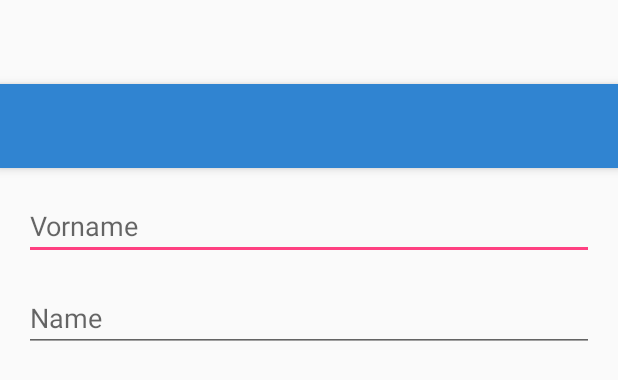
After one commit to JohnAZoidberg/WochenBericht, an Android app: the layout activity_settings.xml on its own in the app's theme, with its tools: preview values and no code run, on a phone screen of 412 x 824 dp. The commit adds this screen. Shown: the top 380 px of the screen. Run offline under Robolectric (Android 15) with nearby library versions, the phone set to English and light mode, and no system bars.

Commit message:
SettingsActivity Save Names

```diff
--- /dev/null
+++ b/app/src/main/res/layout/activity_settings.xml
@@ -0,0 +1,36 @@
+<?xml version="1.0" encoding="utf-8"?>
+<android.support.design.widget.CoordinatorLayout
+    xmlns:android="http://schemas.android.com/apk/res/android"
+    xmlns:app="http://schemas.android.com/apk/res-auto"
+    xmlns:tools="http://schemas.android.com/tools"
+    android:layout_width="match_parent"
+    android:layout_height="match_parent"
+    android:fitsSystemWindows="true"
+    tools:context="de.struckmeierfliesen.ds.wochenbericht.SettingsActivity">
+
+    <android.support.design.widget.AppBarLayout
+        android:layout_height="wrap_content"
+        android:layout_width="match_parent"
+        android:theme="@style/AppTheme.AppBarOverlay">
+
+        <android.support.v7.widget.Toolbar
+            android:id="@+id/toolbar"
+            android:layout_width="match_parent"
+            android:layout_height="?attr/actionBarSize"
+            android:background="?attr/colorPrimary"
+            app:popupTheme="@style/AppTheme.PopupOverlay" />
+
+    </android.support.design.widget.AppBarLayout>
+
+    <include layout="@layout/content_settings" />
+
+    <android.support.design.widget.FloatingActionButton
+        android:id="@+id/fab"
+        android:layout_width="wrap_content"
+        android:layout_height="wrap_content"
+        android:layout_gravity="bottom|end"
+        android:layout_margin="@dimen/fab_margin"
+        android:src="@android:drawable/ic_dialog_email"
+        android:visibility="gone"/>
+
+</android.support.design.widget.CoordinatorLayout>
--- a/app/src/main/res/layout/content_main.xml
+++ b/app/src/main/res/layout/content_main.xml
@@ -11,7 +11,7 @@
     app:layout_behavior="@string/appbar_scrolling_view_behavior"
     tools:showIn="@layout/activity_main"
     tools:context=".MainActivity"
-    android:background="@color/colorPrimary">
+    android:background="@android:color/white">
 
     <de.struckmeierfliesen.ds.wochenbericht.SelectAgainSpinner
         android:layout_width="wrap_content"
--- /dev/null
+++ b/app/src/main/res/layout/content_settings.xml
@@ -0,0 +1,40 @@
+<?xml version="1.0" encoding="utf-8"?>
+<RelativeLayout xmlns:android="http://schemas.android.com/apk/res/android"
+    xmlns:tools="http://schemas.android.com/tools"
+    xmlns:app="http://schemas.android.com/apk/res-auto"
+    android:layout_width="match_parent"
+    android:layout_height="match_parent"
+    android:paddingLeft="@dimen/activity_horizontal_margin"
+    android:paddingRight="@dimen/activity_horizontal_margin"
+    android:paddingTop="@dimen/activity_vertical_margin"
+    android:paddingBottom="@dimen/activity_vertical_margin"
+    app:layout_behavior="@string/appbar_scrolling_view_behavior"
+    tools:showIn="@layout/activity_settings"
+    tools:context="de.struckmeierfliesen.ds.wochenbericht.SettingsActivity">
+
+    <EditText
+        android:layout_width="wrap_content"
+        android:layout_height="wrap_content"
+        android:id="@+id/editFirstName"
+        android:inputType="text"
+        android:hint="@string/firstName"
+        android:layout_alignParentTop="true"
+        android:layout_alignParentLeft="true"
+        android:layout_alignParentStart="true"
+        android:layout_alignParentRight="true"
+        android:layout_alignParentEnd="true" />
+
+    <EditText
+        android:layout_width="wrap_content"
+        android:layout_height="wrap_content"
+        android:inputType="textPersonName"
+        android:id="@+id/editName"
+        android:hint="@string/name"
+        android:layout_below="@+id/editFirstName"
+        android:layout_alignParentLeft="true"
+        android:layout_alignParentStart="true"
+        android:layout_alignRight="@+id/editFirstName"
+        android:layout_alignEnd="@+id/editFirstName"
+        android:layout_marginTop="@dimen/activity_vertical_margin"/>
+
+</RelativeLayout>
--- a/app/src/main/res/values/strings.xml
+++ b/app/src/main/res/values/strings.xml
@@ -12,4 +12,7 @@
     <string name="please_enter_input">Bitte etwas eingeben.</string>
     <string name="installer">Geselle</string>
     <string name="only_present">Du kannst kein Datum in der Zukunft auswählen.</string>
+    <string name="tradeschool">Berufsschule</string>
+    <string name="name">Name</string>
+    <string name="firstName">Vorname</string>
 </resources>
```
Also changed, not shown: app/src/main/AndroidManifest.xml (+9 -0 lines), app/src/main/java/de/struckmeierfliesen/ds/wochenbericht/SettingsActivity.java (added, +70 -0 lines), 1 other file.
